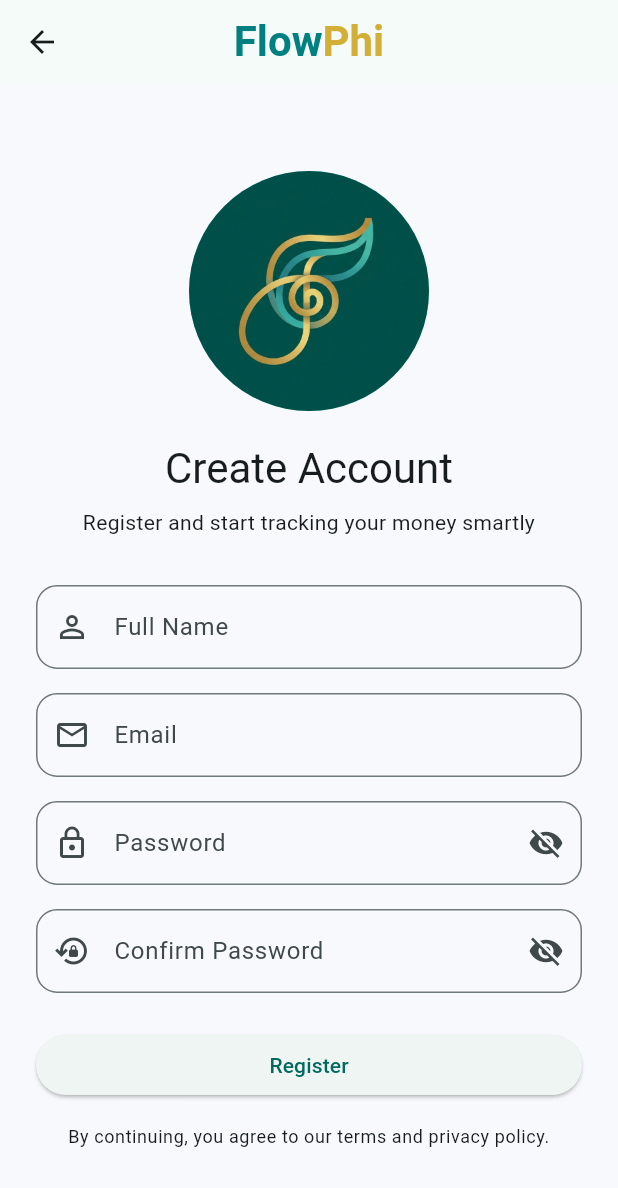
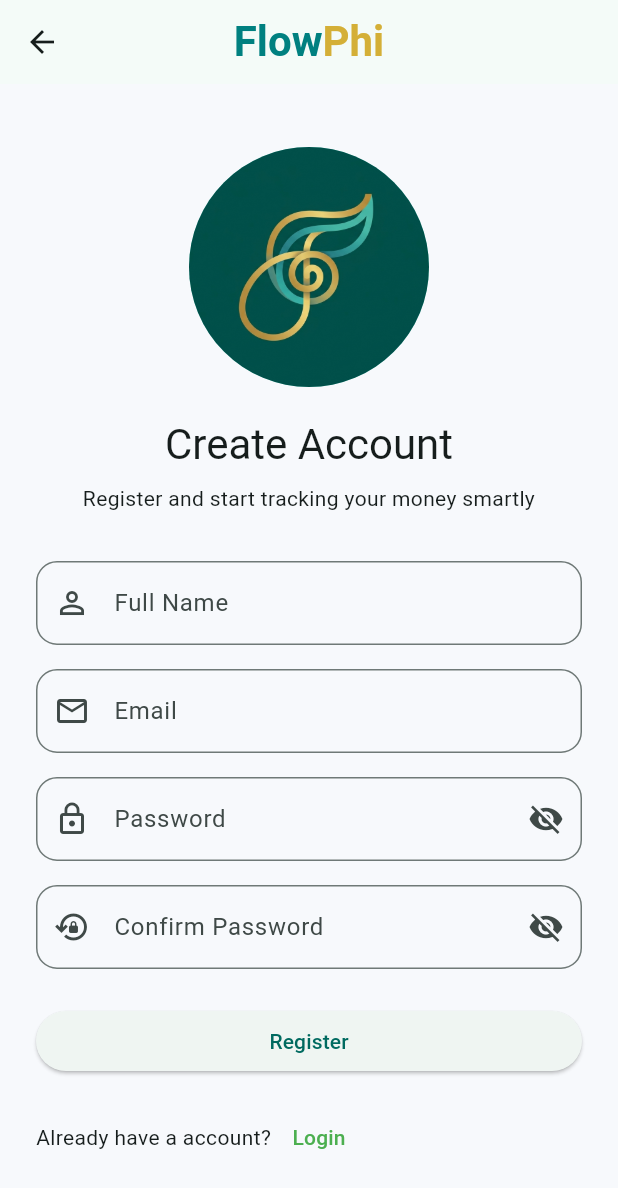
Before and after one commit to infosabbir/flowphi, a Flutter app: the screen it shows after launch, after a tap on "Login", after a tap on "Don't have an account?", on a phone screen of 412 x 824 dp. Shown: the top 1188 px of the screen. Run offline on Flutter 3.47's test engine with Material 3 defaults, Android fonts, the phone set to English and light mode, and no system bars; our stand-ins replace firebase_auth, firebase_core, flutter_riverpod, google_fonts; accounts and stored records are empty.

Commit message:
enable emai & password in firebase, create auth_repository.dart files, connect register button, and login button

```diff
--- a/lib/features/auth/data/auth_repository.dart
+++ b/lib/features/auth/data/auth_repository.dart
@@ -0,0 +1,26 @@
+import 'package:firebase_auth/firebase_auth.dart';
+
+class AuthRepository {
+  final FirebaseAuth _firebaseAuth = FirebaseAuth.instance;
+
+  Future<UserCredential> register({
+    required String email,
+    required String password,
+  }) async {
+    return await _firebaseAuth.createUserWithEmailAndPassword(
+      email: email,
+      password: password,
+    );
+  }
+
+  Future<UserCredential> login({required String email, required String password}) async {
+    return await _firebaseAuth.signInWithEmailAndPassword(email: email, password: password);
+  }
+
+  Future<void> logout() async {
+    await _firebaseAuth.signOut();
+  }
+
+  User? get currentUser => _firebaseAuth.currentUser;
+
+}
--- a/lib/features/auth/presentation/login_page.dart
+++ b/lib/features/auth/presentation/login_page.dart
@@ -1,7 +1,10 @@
+import 'package:FlowPhi/features/auth/data/auth_repository.dart';
 import 'package:FlowPhi/features/auth/presentation/register_page.dart';
 import 'package:FlowPhi/features/auth/presentation/widgets/auth_header.dart';
 import 'package:FlowPhi/features/auth/presentation/widgets/auth_text_field.dart';
 import 'package:FlowPhi/core/custom_appbar.dart';
+import 'package:FlowPhi/features/dashboard/presentation/dashboard_page.dart';
+import 'package:firebase_auth/firebase_auth.dart';
 import 'package:flutter/material.dart';
 
 class LoginPage extends StatefulWidget {
@@ -33,7 +36,7 @@ class _LoginPageState extends State<LoginPage> {
       appBar: const CustomAppbar(),
       body: SafeArea(
         child: Padding(
-          padding:const EdgeInsets.all(24),
+          padding: const EdgeInsets.all(24),
           child: Center(
             child: SingleChildScrollView(
               child: Form(
@@ -83,9 +86,50 @@ class _LoginPageState extends State<LoginPage> {
                     SizedBox(
                       width: double.infinity,
                       child: ElevatedButton(
-                        onPressed: () {
+                        onPressed: () async {
                           if (_formKey.currentState!.validate()) {
                             // procced with login
+                            try {
+                              final authRepository = AuthRepository();
+
+                              await authRepository.login(
+                                email: _emailController.text.trim(),
+                                password: _passwordController.text.trim(),
+                              );
+
+                              if (!context.mounted) return;
+
+                              Navigator.pushReplacement(
+                                context,
+                                MaterialPageRoute(
+                                  builder: (_) => const DashboardPage(),
+                                ),
+                              );
+                            } on FirebaseAuthException catch (e) {
+                              String message = 'Login failed';
+
+                              if (e.code == 'user-not-found') {
+                                message = 'No user found for this email';
+                              } else if (e.code == 'wrong-password') {
+                                message = 'Incorrect password';
+                              } else if (e.code == 'invalid-email') {
+                                message = 'Invalid email address';
+                              } else if (e.code == 'invalid-credential') {
+                                message = 'Invalid email or password';
+                              }
+
+                              if (!context.mounted) return;
+
+                              ScaffoldMessenger.of(
+                                context,
+                              ).showSnackBar(SnackBar(content: Text(message)));
+                            } catch (e) {
+                              if (!context.mounted) return;
+
+                              ScaffoldMessenger.of(context).showSnackBar(
+                                SnackBar(content: Text(e.toString())),
+                              );
+                            }
                           }
                         },
                         child: const Text('Login'),
--- a/lib/features/auth/presentation/register_page.dart
+++ b/lib/features/auth/presentation/register_page.dart
@@ -1,6 +1,10 @@
+import 'package:FlowPhi/features/auth/data/auth_repository.dart';
+import 'package:FlowPhi/features/auth/presentation/login_page.dart';
 import 'package:FlowPhi/features/auth/presentation/widgets/auth_header.dart';
 import 'package:FlowPhi/features/auth/presentation/widgets/auth_text_field.dart';
 import 'package:FlowPhi/core/custom_appbar.dart';
+import 'package:FlowPhi/features/dashboard/presentation/dashboard_page.dart';
+import 'package:firebase_auth/firebase_auth.dart';
 import 'package:flutter/material.dart';
 
 class RegisterPage extends StatefulWidget {
@@ -32,7 +36,7 @@ class _RegisterPageState extends State<RegisterPage> {
 
   @override
   Widget build(BuildContext context) {
-    final styl = Theme.of(context).textTheme;
+
 
     return Scaffold(
       appBar: const CustomAppbar(),
@@ -115,19 +119,72 @@ class _RegisterPageState extends State<RegisterPage> {
                     SizedBox(
                       width: double.infinity,
                       child: ElevatedButton(
-                        onPressed: () {
-                          if(_formKey.currentState!.validate()){
+                        onPressed: () async {
+                          if (_formKey.currentState!.validate()) {
                             // proceed with register
+                            try {
+                              final authRepository = AuthRepository();
+
+                              await authRepository.register(
+                                email: _emailController.text.trim(),
+                                password: _passwordController.text.trim(),
+                              );
+
+                              if (!context.mounted) return;
+
+                              Navigator.pushReplacement(
+                                context,
+                                MaterialPageRoute(
+                                  builder: (_) => const DashboardPage(),
+                                ),
+                              );
+                            } on FirebaseAuthException catch (e) {
+                              String message = 'Register failed';
+
+                              if (e.code == 'email-already-in-use') {
+                                message = 'This email is already in use';
+                              } else if (e.code == 'weak-password') {
+                                message = 'Password is too weak';
+                              } else if (e.code == 'invalide-email') {
+                                message = 'Inavalid email address';
+                              }
+
+                              if (!context.mounted) return;
+
+                              ScaffoldMessenger.of(
+                                context,
+                              ).showSnackBar(SnackBar(content: Text(message)));
+                            } catch (e) {
+                              if (!context.mounted) return;
+
+                              ScaffoldMessenger.of(context).showSnackBar(
+                                SnackBar(content: Text(e.toString())),
+                              );
+                            }
                           }
                         },
                         child: const Text('Register'),
                       ),
                     ),
                     const SizedBox(height: 16),
-                    Text(
-                      'By continuing, you agree to our terms and privacy policy.',
-                      style: styl.bodySmall,
-                      textAlign: TextAlign.center,
+                    Row(
+                      children: [
+                        Text('Already have a account?'),
+                        TextButton(
+                          onPressed: () {
+                            Navigator.push(
+                              context,
+                              MaterialPageRoute(
+                                builder: (context) => LoginPage(),
+                              ),
+                            );
+                          },
+                          child: Text(
+                            'Login',
+                            style: TextStyle(color: Colors.green),
+                          ),
+                        ),
+                      ],
                     ),
                   ],
                 ),
--- a/pubspec.yaml
+++ b/pubspec.yaml
@@ -41,6 +41,7 @@ dependencies:
   path: ^1.9.1
   intl: ^0.20.2
   google_fonts: ^8.0.2
+  firebase_auth: ^6.4.0
 
 dev_dependencies:
   flutter_test:
```
Also changed, not shown: pubspec.lock, 3 other files.
